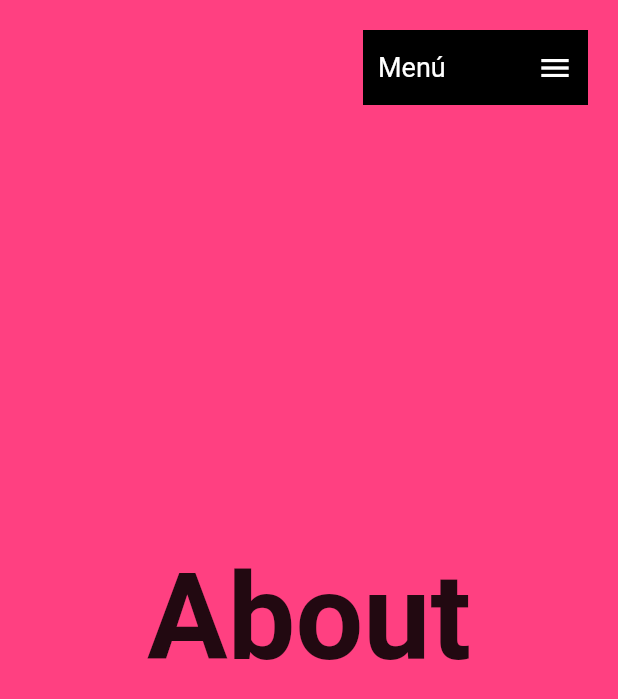
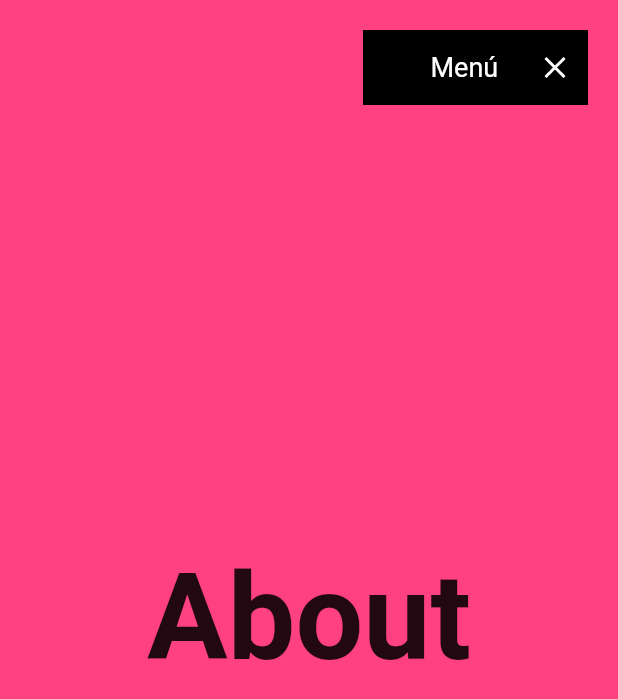
Before and after one commit to agusci21/landing_page, a Flutter app: the screen it shows after launch, scrolled down 576 dp, after a tap on "Menú", on a phone screen of 412 x 824 dp. Shown: the top 699 px of the screen. Run offline on Flutter 3.47's test engine with Material 2 defaults, Android fonts, the phone set to English and light mode, and no system bars; our stand-ins replace fluro, google_fonts.

Commit message:
Menu statefull animado

```diff
--- a/lib/ui/shared/custom_app_menu.dart
+++ b/lib/ui/shared/custom_app_menu.dart
@@ -1,8 +1,24 @@
 import 'package:flutter/material.dart';
 import 'package:google_fonts/google_fonts.dart';
 
-class CustomAppMenu extends StatelessWidget {
+class CustomAppMenu extends StatefulWidget {
   const CustomAppMenu({Key? key}) : super(key: key);
+
+  @override
+  State<CustomAppMenu> createState() => _CustomAppMenuState();
+}
+
+class _CustomAppMenuState extends State<CustomAppMenu>
+    with SingleTickerProviderStateMixin {
+  bool isOpen = false;
+  late AnimationController controller;
+
+  @override
+  void initState() {
+    super.initState();
+    controller = AnimationController(
+        vsync: this, duration: const Duration(milliseconds: 200));
+  }
 
   @override
   Widget build(BuildContext context) {
@@ -10,7 +26,14 @@ class CustomAppMenu extends StatelessWidget {
       cursor: SystemMouseCursors.click,
       child: GestureDetector(
         onTap: () {
-          print('Click');
+          if (isOpen) {
+            controller.reverse();
+          } else {
+            controller.forward();
+          }
+          setState(() {
+            isOpen = !isOpen;
+          });
         },
         child: Container(
           padding: const EdgeInsets.symmetric(horizontal: 10),
@@ -19,11 +42,17 @@ class CustomAppMenu extends StatelessWidget {
           color: Colors.black,
           child: Row(
             children: [
+              AnimatedContainer(
+                duration: const Duration(milliseconds: 200),
+                curve: Curves.easeInOut,
+                width: isOpen ? 35 : 0,
+              ),
               Text('Menú',
                   style: GoogleFonts.roboto(color: Colors.white, fontSize: 18)),
               const Spacer(),
-              const Icon(
-                Icons.menu,
+              AnimatedIcon(
+                progress: controller,
+                icon: AnimatedIcons.menu_close,
                 color: Colors.white,
               )
             ],
```
